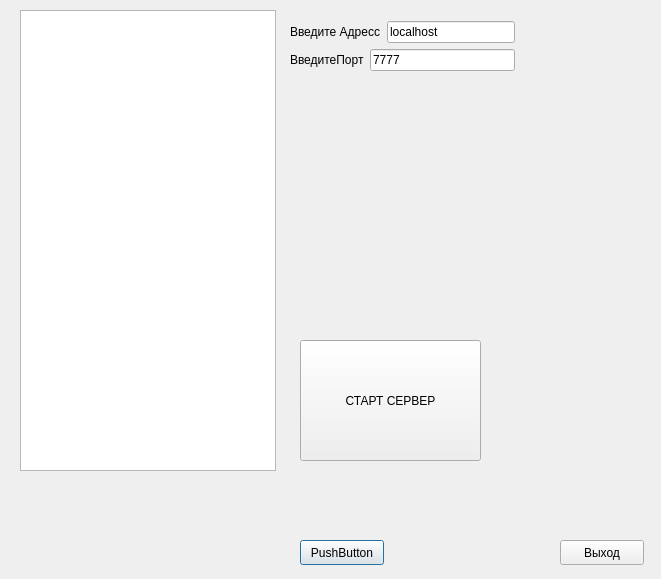
Above: client_server_app/qt_server_app.ui from Comradgrimo/pyqt before the change. Below: the same form after it.
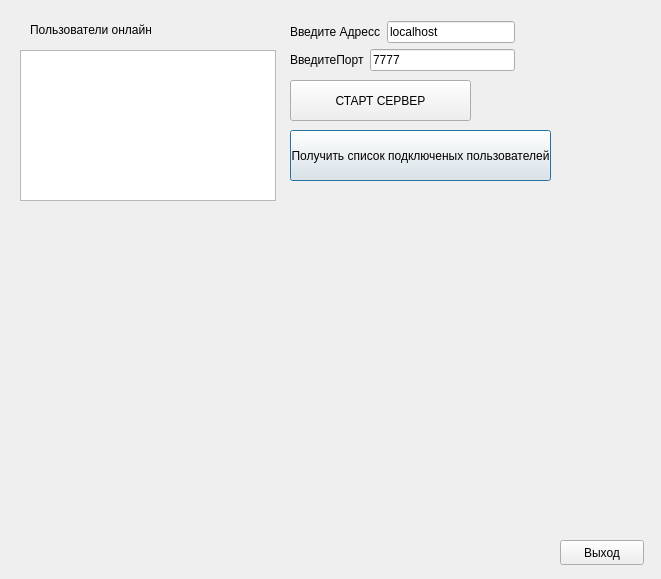
That is the form after the change.

Commit message: добавлен способ получения списка контактов в графическом режиме

Patch:
```diff
--- a/client_server_app/qt_server_app.ui
+++ b/client_server_app/qt_server_app.ui
@@ -16,14 +16,14 @@
   <widget class="QPushButton" name="pushOk">
    <property name="geometry">
     <rect>
-     <x>300</x>
-     <y>540</y>
-     <width>84</width>
-     <height>25</height>
+     <x>290</x>
+     <y>130</y>
+     <width>261</width>
+     <height>51</height>
     </rect>
    </property>
    <property name="text">
-    <string>PushButton</string>
+    <string>Получить список подключеных пользователей</string>
    </property>
   </widget>
   <widget class="QPushButton" name="pushExit">
@@ -43,25 +43,38 @@
    <property name="geometry">
     <rect>
      <x>20</x>
-     <y>10</y>
+     <y>50</y>
      <width>256</width>
-     <height>461</height>
+     <height>151</height>
     </rect>
    </property>
   </widget>
   <widget class="QPushButton" name="pushButton">
    <property name="geometry">
     <rect>
-     <x>300</x>
-     <y>340</y>
+     <x>290</x>
+     <y>80</y>
      <width>181</width>
-     <height>121</height>
+     <height>41</height>
     </rect>
    </property>
    <property name="text">
     <string>СТАРТ СЕРВЕР</string>
    </property>
   </widget>
+  <widget class="QLabel" name="label_3">
+   <property name="geometry">
+    <rect>
+     <x>30</x>
+     <y>20</y>
+     <width>121</width>
+     <height>20</height>
+    </rect>
+   </property>
+   <property name="text">
+    <string>Пользователи онлайн</string>
+   </property>
+  </widget>
   <widget class="QWidget" name="">
    <property name="geometry">
     <rect>
```
The commit also changes 2 other files.
